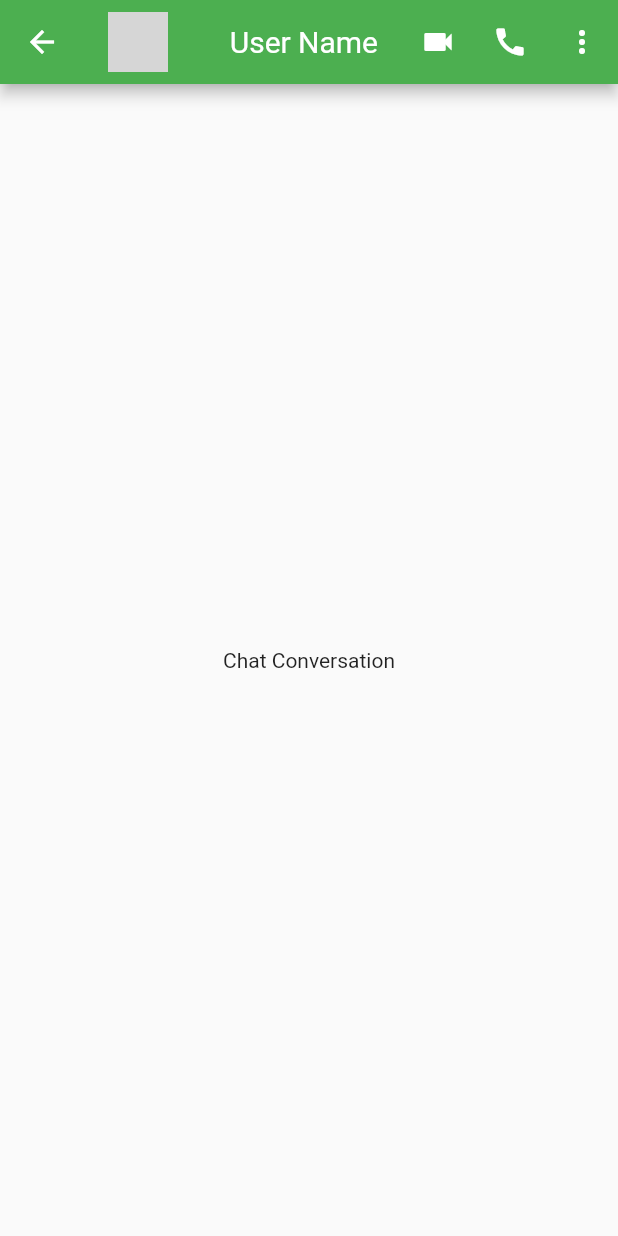
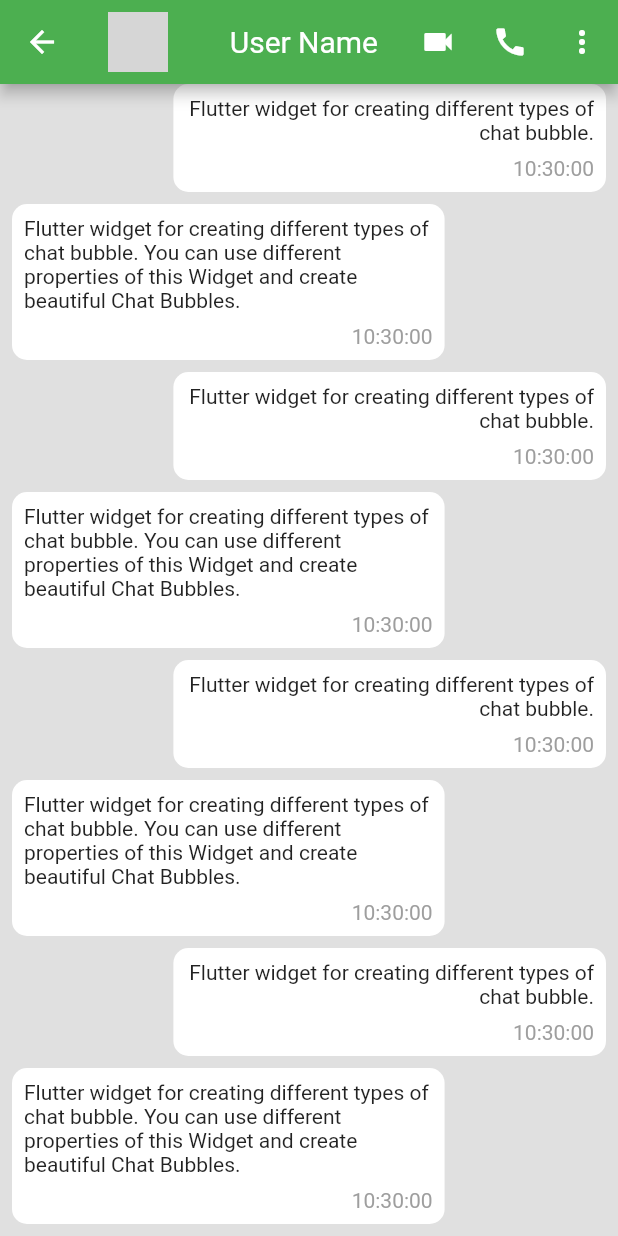
Before and after one commit to dineshnagarajandev/Flutter-UIKit, a Flutter app: the ChatConversation screen opened directly, on a phone screen of 412 x 824 dp. Run offline on Flutter 3.47's test engine with Material 2 defaults, Android fonts, the phone set to English and light mode, and no system bars; network calls fail; grey boxes are pictures that could not be loaded.

Commit message:
WhatsApp - Text message basic UI included

```diff
--- a/lib/WhatsApp/ChatConversation.dart
+++ b/lib/WhatsApp/ChatConversation.dart
@@ -1,6 +1,23 @@
 import 'package:flutter/material.dart';
+import 'package:intl/intl.dart';
 
-class ChatConversation extends StatelessWidget {
+class ChatConversation extends StatefulWidget {
+  const ChatConversation({Key key}) : super(key: key);
+
+  @override
+  _ChatConversationState createState() => _ChatConversationState();
+}
+
+class _ChatConversationState extends State<ChatConversation> {
+  ScrollController chatListViewController = ScrollController();
+
+  @override
+  void initState() {
+    // chatListViewController
+    //     .jumpTo(chatListViewController.position.maxScrollExtent);
+    super.initState();
+  }
+
   @override
   Widget build(BuildContext context) {
     return Scaffold(
@@ -48,7 +65,97 @@ class ChatConversation extends StatelessWidget {
           ],
         ),
         body: Center(
-          child: Text('Chat Conversation'),
+          child: Container(
+            color: Colors.grey[300],
+            child: ListView.separated(
+                controller: chatListViewController,
+                separatorBuilder: (context, index) {
+                  return Container(
+                    color: Colors.transparent,
+                    height: 8,
+                  );
+                },
+                itemCount: 100,
+                itemBuilder: (context, index) {
+                  return (index % 2 == 0)
+                      ? sentMessage(context)
+                      : receivedMessage(context);
+                }),
+          ),
         ));
   }
+
+  Widget sentMessage(context) {
+    return Container(
+      padding: EdgeInsets.only(right: 8),
+      child: Flex(
+        direction: Axis.horizontal,
+        mainAxisAlignment: MainAxisAlignment.end,
+        children: [
+          Container(
+            constraints: BoxConstraints(
+              maxWidth: MediaQuery.of(context).size.width * 0.7,
+            ),
+            padding: EdgeInsets.all(8),
+            child: Column(
+              crossAxisAlignment: CrossAxisAlignment.end,
+              children: [
+                Text(
+                    "Flutter widget for creating different types of chat bubble.",
+                    textAlign: TextAlign.right),
+                SizedBox(
+                  height: 8,
+                ),
+                Text(
+                  DateFormat('HH:mm:ss').format(DateTime.now()),
+                  style: TextStyle(
+                      fontWeight: FontWeight.normal, color: Colors.grey),
+                ),
+              ],
+            ),
+            decoration: BoxDecoration(
+                color: Colors.white, borderRadius: BorderRadius.circular(10)),
+          )
+        ],
+      ),
+    );
   }
+
+  Widget receivedMessage(context) {
+    return Container(
+      padding: EdgeInsets.only(left: 8),
+      child: Flex(
+        direction: Axis.horizontal,
+        mainAxisAlignment: MainAxisAlignment.start,
+        children: [
+          Container(
+            constraints: BoxConstraints(
+              maxWidth: MediaQuery.of(context).size.width * 0.7,
+            ),
+            padding: EdgeInsets.all(8),
+            child: Column(
+              crossAxisAlignment: CrossAxisAlignment.end,
+              children: [
+                Text(
+                  "Flutter widget for creating different types of chat bubble. You can use different properties of this Widget and create beautiful Chat Bubbles.",
+                  overflow: TextOverflow.clip,
+                  textAlign: TextAlign.left,
+                ),
+                SizedBox(
+                  height: 8,
+                ),
+                Text(
+                  DateFormat('HH:mm:ss').format(DateTime.now()),
+                  style: TextStyle(
+                      fontWeight: FontWeight.normal, color: Colors.grey),
+                ),
+              ],
+            ),
+            decoration: BoxDecoration(
+                color: Colors.white, borderRadius: BorderRadius.circular(10)),
+          )
+        ],
+      ),
+    );
+  }
+}
--- a/pubspec.yaml
+++ b/pubspec.yaml
@@ -21,6 +21,7 @@ dependencies:
   build_runner:
   json_annotation: ^3.0.0
   http: ^0.12.0+2
+  intl: ^0.16.0+1
   flutter:
     sdk: flutter
 
```
Also changed, not shown: pubspec.lock. Lines whose indentation alone changed are shown as unchanged.
